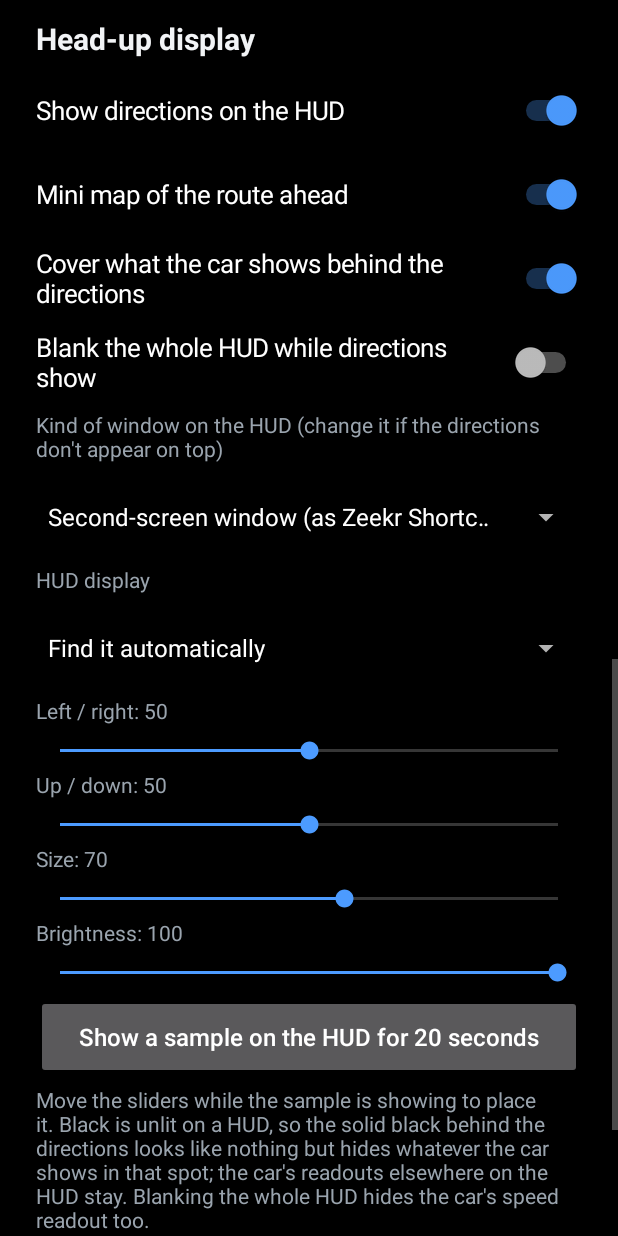
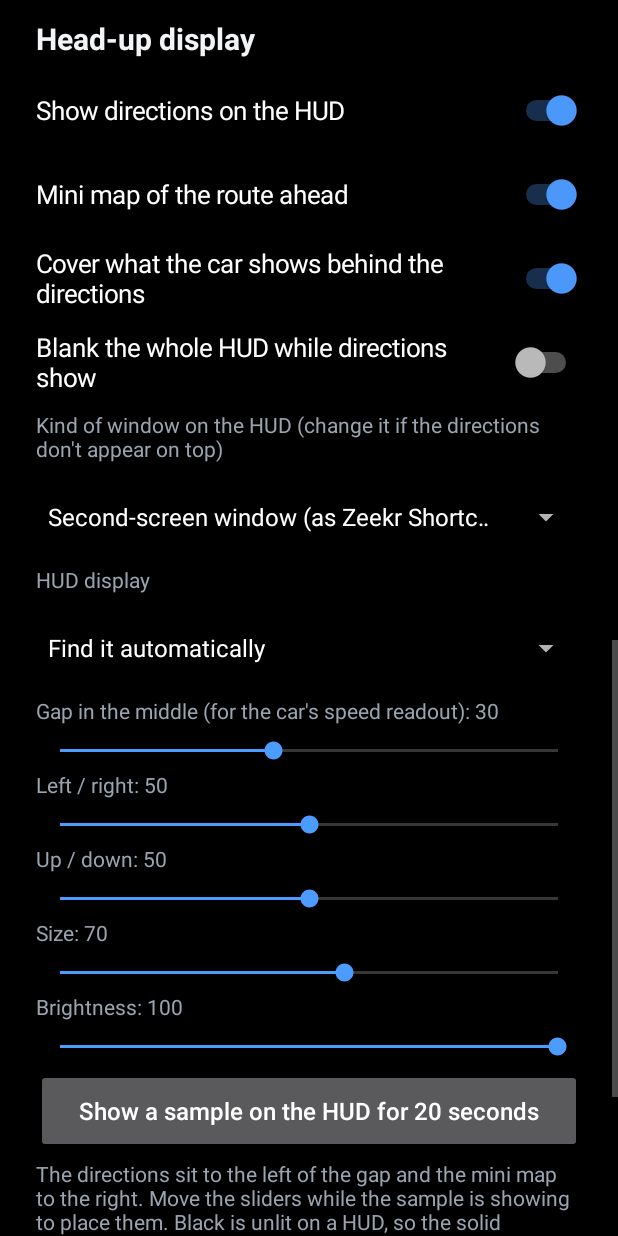
Before and after one commit to shifthk/car-maps, an Android app: the screen it shows after launch (MainActivity), scrolled down 1153 dp, on a phone screen of 412 x 824 dp. Run offline under Robolectric (Android 15) with nearby library versions, the phone set to English and light mode, and no system bars.

Commit message:
Car Maps 2.4: leave a gap in the middle of the HUD
The directions now sit to the left and the mini map to the right of
an empty gap, so the car's own speed readout in the centre of the HUD
is not covered. A new slider sets the gap's width.

Co-Authored-By: Claude Fable 5.2 <noreply@anthropic.com>

```diff
--- a/app/build.gradle.kts
+++ b/app/build.gradle.kts
@@ -10,8 +10,8 @@ android {
         applicationId = "com.carmaps"
         minSdk = 28
         targetSdk = 34
-        versionCode = 7
-        versionName = "2.3"
+        versionCode = 8
+        versionName = "2.4"
     }
 
     buildTypes {
--- a/app/src/main/java/com/carmaps/MainActivity.java
+++ b/app/src/main/java/com/carmaps/MainActivity.java
@@ -186,6 +186,7 @@ public class MainActivity extends Activity {
         choice("HUD display", displayNames.toArray(new String[0]), chosen,
                 i -> prefs.setHudDisplay(displayIds.get(i)));
 
+        slider("Gap in the middle (for the car's speed readout)", 0, 70, prefs.hudGap(), prefs::setHudGap);
         slider("Left / right", 0, 100, prefs.hudX(), prefs::setHudX);
         slider("Up / down", 0, 100, prefs.hudY(), prefs::setHudY);
         slider("Size", 30, 100, prefs.hudSize(), prefs::setHudSize);
@@ -197,7 +198,8 @@ public class MainActivity extends Activity {
             }
             MapService.send(this, MapService.ACTION_HUD_TEST);
         }));
-        root.addView(note("Move the sliders while the sample is showing to place it. Black is unlit on a HUD, so "
+        root.addView(note("The directions sit to the left of the gap and the mini map to the right. Move the "
+                + "sliders while the sample is showing to place them. Black is unlit on a HUD, so "
                 + "the solid black behind the directions looks like nothing but hides whatever the car shows in "
                 + "that spot; the car's readouts elsewhere on the HUD stay. Blanking the whole HUD hides the "
                 + "car's speed readout too."));
--- a/app/src/main/java/com/carmaps/Prefs.java
+++ b/app/src/main/java/com/carmaps/Prefs.java
@@ -95,6 +95,10 @@ final class Prefs {
     int hudX() { return p.getInt("hudX", 50); }
     void setHudX(int v) { p.edit().putInt("hudX", v).apply(); }
 
+    /** Width of the empty gap between the directions and the mini map, as a percentage of the HUD's width. */
+    int hudGap() { return p.getInt("hudGap", 30); }
+    void setHudGap(int v) { p.edit().putInt("hudGap", v).apply(); }
+
     /** 0 = top, 100 = bottom. */
     int hudY() { return p.getInt("hudY", 50); }
     void setHudY(int v) { p.edit().putInt("hudY", v).apply(); }
```
Also changed, not shown: app/src/main/java/com/carmaps/Hud.java (+20 -11 lines), 1 other file.
